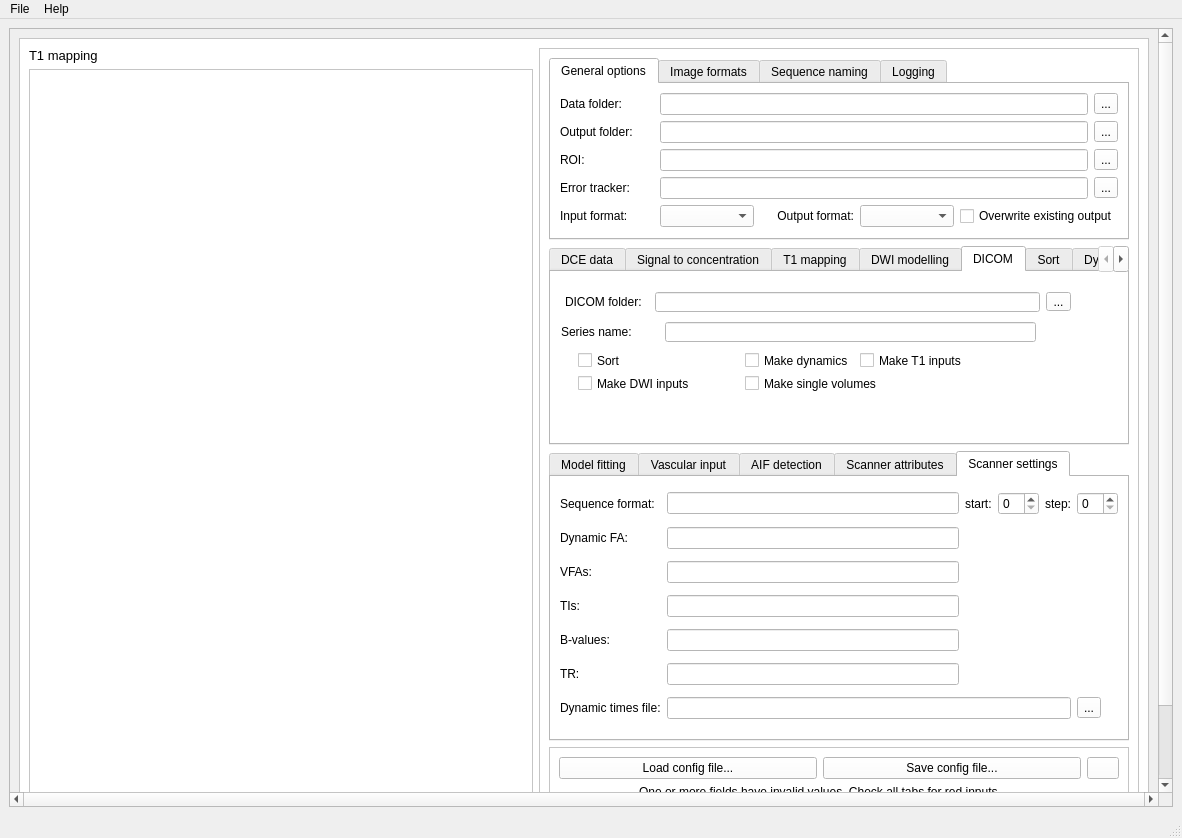
This is madym/qt_gui/madym_gui.ui in michaelberks/madym_cxx as Qt 5 draws it before an edit. The edited form follows.
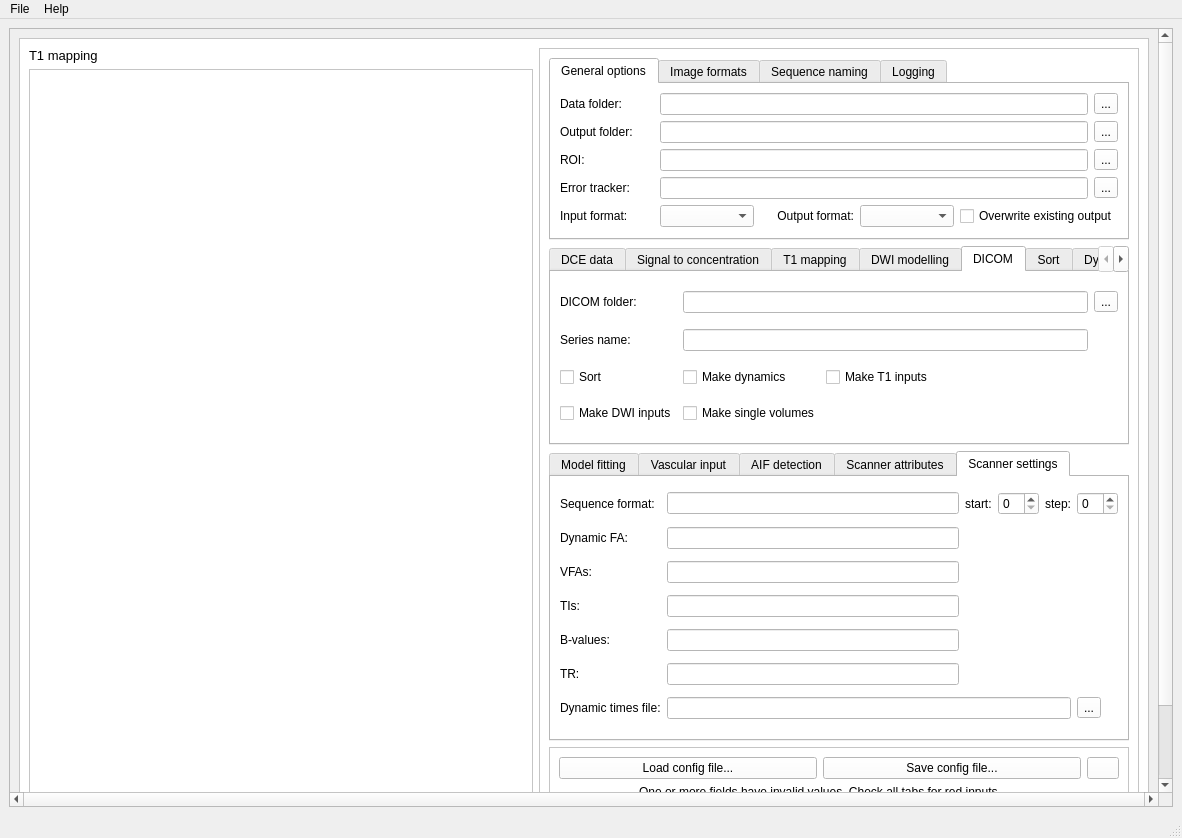
This is the edited form. The open tabs and pages were chosen to show the change. Icons and pictures are not drawn.

Commit message: fix: feedback to users which config options were overridden at the command-line or in the GUI

```diff
--- a/madym/qt_gui/madym_gui.ui
+++ b/madym/qt_gui/madym_gui.ui
@@ -42,7 +42,7 @@
          <x>0</x>
          <y>-26</y>
          <width>1145</width>
-         <height>805</height>
+         <height>806</height>
         </rect>
        </property>
        <layout class="QHBoxLayout" name="horizontalLayout_2">
@@ -1530,133 +1530,73 @@
                   <attribute name="title">
                    <string>DICOM</string>
                   </attribute>
-                  <widget class="QCheckBox" name="makeSingleCheckBox">
-                   <property name="geometry">
-                    <rect>
-                     <x>194</x>
-                     <y>103</y>
-                     <width>308</width>
-                     <height>17</height>
-                    </rect>
-                   </property>
-                   <property name="text">
-                    <string>Make single volumes</string>
-                   </property>
-                  </widget>
-                  <widget class="QCheckBox" name="makeT1InputsCheckBox">
-                   <property name="geometry">
-                    <rect>
-                     <x>309</x>
-                     <y>80</y>
-                     <width>193</width>
-                     <height>17</height>
-                    </rect>
-                   </property>
-                   <property name="text">
-                    <string>Make T1 inputs</string>
-                   </property>
-                  </widget>
-                  <widget class="QCheckBox" name="sortCheckBox">
-                   <property name="geometry">
-                    <rect>
-                     <x>27</x>
-                     <y>80</y>
-                     <width>161</width>
-                     <height>17</height>
-                    </rect>
-                   </property>
-                   <property name="text">
-                    <string>Sort</string>
-                   </property>
-                  </widget>
-                  <widget class="QLineEdit" name="seriesNameLineEdit">
-                   <property name="geometry">
-                    <rect>
-                     <x>114</x>
-                     <y>50</y>
-                     <width>371</width>
-                     <height>20</height>
-                    </rect>
-                   </property>
-                  </widget>
-                  <widget class="QCheckBox" name="makeDWIInputsCheckBox">
-                   <property name="geometry">
-                    <rect>
-                     <x>27</x>
-                     <y>103</y>
-                     <width>161</width>
-                     <height>17</height>
-                    </rect>
-                   </property>
-                   <property name="text">
-                    <string>Make DWI inputs</string>
-                   </property>
-                  </widget>
-                  <widget class="QLabel" name="imageBaseName_3">
-                   <property name="geometry">
-                    <rect>
-                     <x>14</x>
-                     <y>20</y>
-                     <width>84</width>
-                     <height>20</height>
-                    </rect>
-                   </property>
-                   <property name="text">
-                    <string>DICOM folder:</string>
-                   </property>
-                   <property name="alignment">
-                    <set>Qt::AlignLeading|Qt::AlignLeft|Qt::AlignVCenter</set>
-                   </property>
-                  </widget>
-                  <widget class="QLineEdit" name="dicomDirLineEdit">
-                   <property name="geometry">
-                    <rect>
-                     <x>104</x>
-                     <y>20</y>
-                     <width>385</width>
-                     <height>20</height>
-                    </rect>
-                   </property>
-                  </widget>
-                  <widget class="QToolButton" name="dicomDirSelect">
-                   <property name="geometry">
-                    <rect>
-                     <x>495</x>
-                     <y>20</y>
-                     <width>25</width>
-                     <height>19</height>
-                    </rect>
-                   </property>
-                   <property name="text">
-                    <string>...</string>
-                   </property>
-                  </widget>
-                  <widget class="QCheckBox" name="makeDynCheckBox">
-                   <property name="geometry">
-                    <rect>
-                     <x>194</x>
-                     <y>80</y>
-                     <width>109</width>
-                     <height>17</height>
-                    </rect>
-                   </property>
-                   <property name="text">
-                    <string>Make dynamics</string>
-                   </property>
-                  </widget>
-                  <widget class="QLabel" name="label_58">
-                   <property name="geometry">
-                    <rect>
-                     <x>10</x>
-                     <y>50</y>
-                     <width>98</width>
-                     <height>20</height>
-                    </rect>
-                   </property>
-                   <property name="text">
-                    <string>Series name:</string>
-                   </property>
-                  </widget>
+                  <layout class="QGridLayout" name="gridLayout_25">
+                   <item row="0" column="0">
+                    <widget class="QLabel" name="imageBaseName_3">
+                     <property name="text">
+                      <string>DICOM folder:</string>
+                     </property>
+                     <property name="alignment">
+                      <set>Qt::AlignLeading|Qt::AlignLeft|Qt::AlignVCenter</set>
+                     </property>
+                    </widget>
+                   </item>
+                   <item row="0" column="1" colspan="4">
+                    <widget class="QLineEdit" name="dicomDirLineEdit"/>
+                   </item>
+                   <item row="0" column="5">
+                    <widget class="QToolButton" name="dicomDirSelect">
+                     <property name="text">
+                      <string>...</string>
+                     </property>
+                    </widget>
+                   </item>
+                   <item row="1" column="0">
+                    <widget class="QLabel" name="label_58">
+                     <property name="text">
+                      <string>Series name:</string>
+                     </property>
+                    </widget>
+                   </item>
+                   <item row="1" column="1" colspan="4">
+                    <widget class="QLineEdit" name="seriesNameLineEdit"/>
+                   </item>
+                   <item row="2" column="0">
+                    <widget class="QCheckBox" name="sortCheckBox">
+                     <property name="text">
+                      <string>Sort</string>
+                     </property>
+                    </widget>
+                   </item>
+                   <item row="3" column="0">
+                    <widget class="QCheckBox" name="makeDWIInputsCheckBox">
+                     <property name="text">
+                      <string>Make DWI inputs</string>
+                     </property>
+                    </widget>
+                   </item>
+                   <item row="2" column="1">
+                    <widget class="QCheckBox" name="makeDynCheckBox">
+                     <property name="text">
+                      <string>Make dynamics</string>
+                     </property>
+                    </widget>
+                   </item>
+                   <item row="3" column="1">
+                    <widget class="QCheckBox" name="makeSingleCheckBox">
+                     <property name="text">
+                      <string>Make single volumes</string>
+                     </property>
+                    </widget>
+                   </item>
+                   <item row="2" column="2">
+                    <widget class="QCheckBox" name="makeT1InputsCheckBox">
+                     <property name="text">
+                      <string>Make T1 inputs</string>
+                     </property>
+                    </widget>
+                   </item>
+                  </layout>
                  </widget>
                  <widget class="QWidget" name="sortTab">
                   <attribute name="title">
```
Left out of the diff: 30 changed lines with no effect on the pictures. The commit also changes 9 other files.
